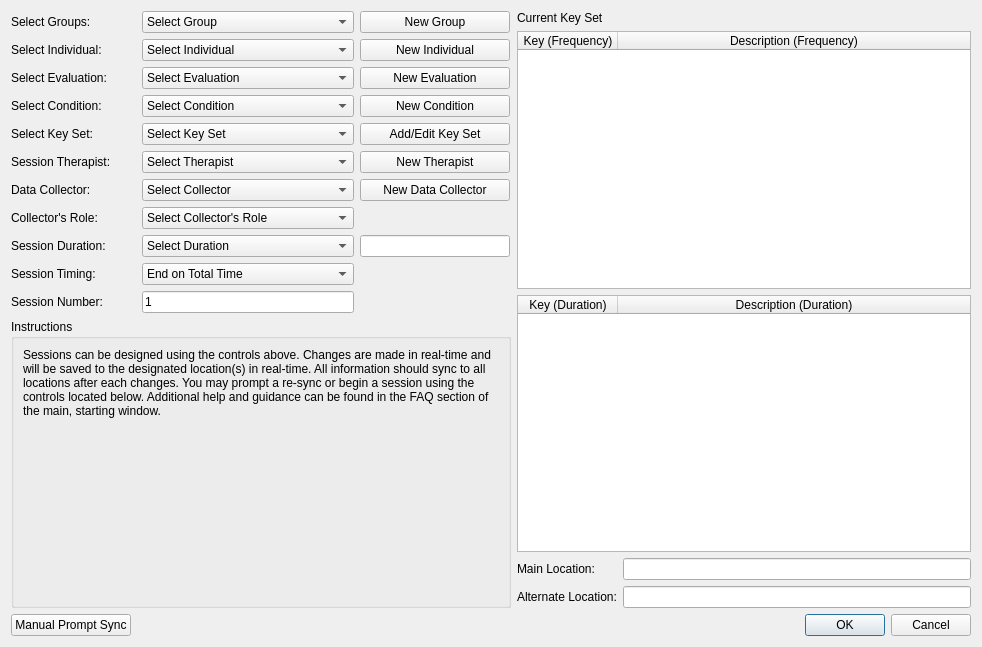
Before: the Qt Designer form sessionwindow.ui in miyamot0/DataTracker3, drawn with Qt 5.
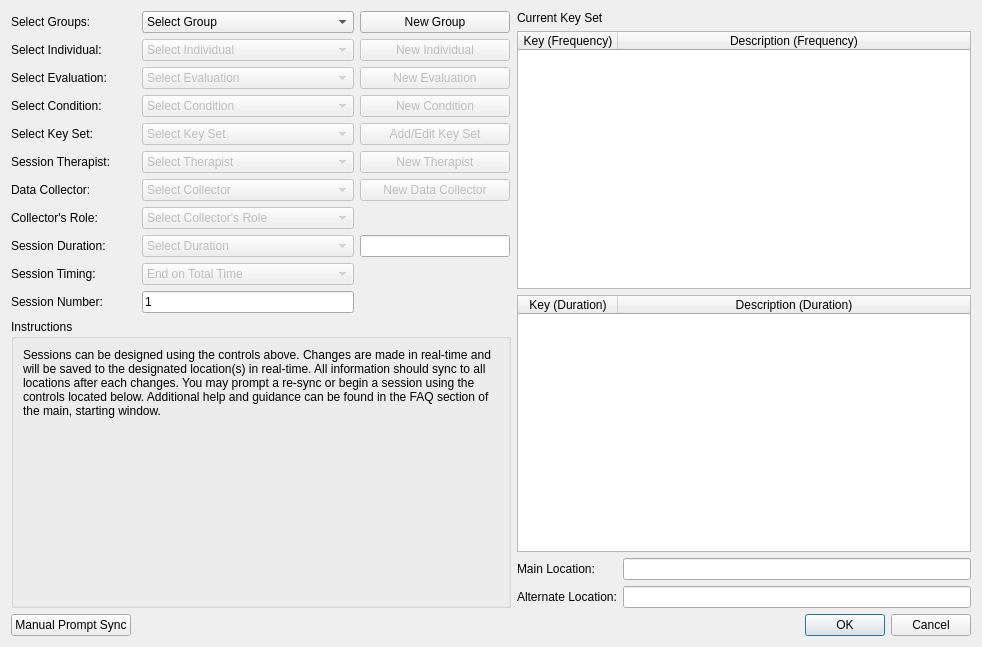
After: the same form once the commit is applied.

Commit message: ui mods for more consistent interaction

The edit to the form file:
```diff
--- a/sessionwindow.ui
+++ b/sessionwindow.ui
@@ -196,6 +196,9 @@
              <layout class="QHBoxLayout" name="layoutIndividual">
               <item>
                <widget class="QComboBox" name="comboIndividual">
+                <property name="enabled">
+                 <bool>false</bool>
+                </property>
                 <property name="sizePolicy">
                  <sizepolicy hsizetype="MinimumExpanding" vsizetype="Fixed">
                   <horstretch>0</horstretch>
@@ -229,6 +232,9 @@
               </item>
               <item>
                <widget class="QPushButton" name="buttonIndividual">
+                <property name="enabled">
+                 <bool>false</bool>
+                </property>
                 <property name="sizePolicy">
                  <sizepolicy hsizetype="Fixed" vsizetype="Fixed">
                   <horstretch>0</horstretch>
@@ -292,6 +298,9 @@
              <layout class="QHBoxLayout" name="layoutEvaluation">
               <item>
                <widget class="QComboBox" name="comboEvaluation">
+                <property name="enabled">
+                 <bool>false</bool>
+                </property>
                 <property name="sizePolicy">
                  <sizepolicy hsizetype="MinimumExpanding" vsizetype="Fixed">
                   <horstretch>0</horstretch>
@@ -325,6 +334,9 @@
               </item>
               <item>
                <widget class="QPushButton" name="buttonEvaluation">
+                <property name="enabled">
+                 <bool>false</bool>
+                </property>
                 <property name="sizePolicy">
                  <sizepolicy hsizetype="Fixed" vsizetype="Fixed">
                   <horstretch>0</horstretch>
@@ -382,6 +394,9 @@
              <layout class="QHBoxLayout" name="layoutCondition">
               <item>
                <widget class="QComboBox" name="comboCondition">
+                <property name="enabled">
+                 <bool>false</bool>
+                </property>
                 <property name="sizePolicy">
                  <sizepolicy hsizetype="MinimumExpanding" vsizetype="Fixed">
                   <horstretch>0</horstretch>
@@ -415,6 +430,9 @@
               </item>
               <item>
                <widget class="QPushButton" name="buttonCondition">
+                <property name="enabled">
+                 <bool>false</bool>
+                </property>
                 <property name="sizePolicy">
                  <sizepolicy hsizetype="Fixed" vsizetype="Fixed">
                   <horstretch>0</horstretch>
@@ -472,6 +490,9 @@
              <layout class="QHBoxLayout" name="layoutKeySet">
               <item>
                <widget class="QComboBox" name="comboKeySet">
+                <property name="enabled">
+                 <bool>false</bool>
+                </property>
                 <property name="sizePolicy">
                  <sizepolicy hsizetype="MinimumExpanding" vsizetype="Fixed">
                   <horstretch>0</horstretch>
@@ -505,6 +526,9 @@
               </item>
               <item>
                <widget class="QPushButton" name="buttonKeySet">
+                <property name="enabled">
+                 <bool>false</bool>
+                </property>
                 <property name="sizePolicy">
                  <sizepolicy hsizetype="Fixed" vsizetype="Fixed">
                   <horstretch>0</horstretch>
@@ -562,6 +586,9 @@
              <layout class="QHBoxLayout" name="layoutTherapist">
               <item>
                <widget class="QComboBox" name="comboTherapist">
+                <property name="enabled">
+                 <bool>false</bool>
+                </property>
                 <property name="sizePolicy">
                  <sizepolicy hsizetype="MinimumExpanding" vsizetype="Fixed">
                   <horstretch>0</horstretch>
@@ -595,6 +622,9 @@
               </item>
               <item>
                <widget class="QPushButton" name="buttonTherapist">
+                <property name="enabled">
+                 <bool>false</bool>
+                </property>
                 <property name="sizePolicy">
                  <sizepolicy hsizetype="Fixed" vsizetype="Fixed">
                   <horstretch>0</horstretch>
@@ -652,6 +682,9 @@
              <layout class="QHBoxLayout" name="layoutCollector">
               <item>
                <widget class="QComboBox" name="comboCollector">
+                <property name="enabled">
+                 <bool>false</bool>
+                </property>
                 <property name="sizePolicy">
                  <sizepolicy hsizetype="MinimumExpanding" vsizetype="Fixed">
                   <horstretch>0</horstretch>
@@ -685,6 +718,9 @@
               </item>
               <item>
                <widget class="QPushButton" name="buttonCollector">
+                <property name="enabled">
+                 <bool>false</bool>
+                </property>
                 <property name="sizePolicy">
                  <sizepolicy hsizetype="Fixed" vsizetype="Fixed">
                   <horstretch>0</horstretch>
@@ -745,6 +781,9 @@
               </property>
               <item alignment="Qt::AlignLeft">
                <widget class="QComboBox" name="comboRole">
+                <property name="enabled">
+                 <bool>false</bool>
+                </property>
                 <property name="sizePolicy">
                  <sizepolicy hsizetype="MinimumExpanding" vsizetype="Fixed">
                   <horstretch>0</horstretch>
@@ -817,6 +856,9 @@
              <layout class="QHBoxLayout" name="layoutSessionDuration">
               <item>
                <widget class="QComboBox" name="comboSessionDuration">
+                <property name="enabled">
+                 <bool>false</bool>
+                </property>
                 <property name="sizePolicy">
                  <sizepolicy hsizetype="MinimumExpanding" vsizetype="Fixed">
                   <horstretch>0</horstretch>
@@ -1053,6 +1095,9 @@
              <layout class="QHBoxLayout" name="horizontalLayout_2">
               <item>
                <widget class="QComboBox" name="comboBoxTiming">
+                <property name="enabled">
+                 <bool>false</bool>
+                </property>
                 <property name="minimumSize">
                  <size>
                   <width>212</width>
```
The commit also changes 1 other file.
